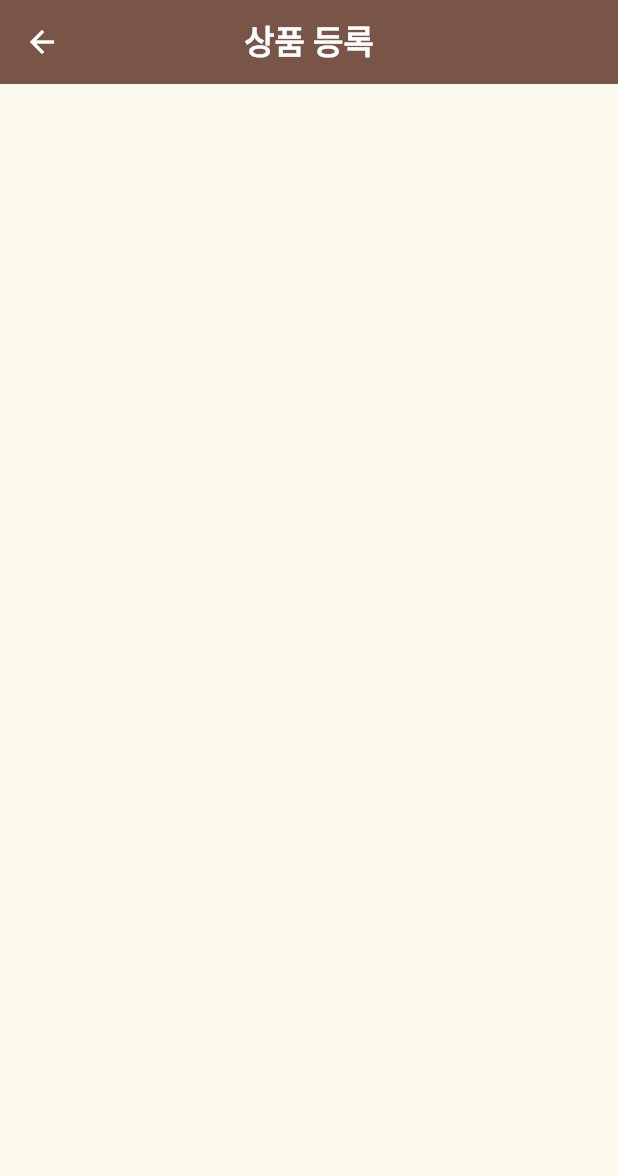
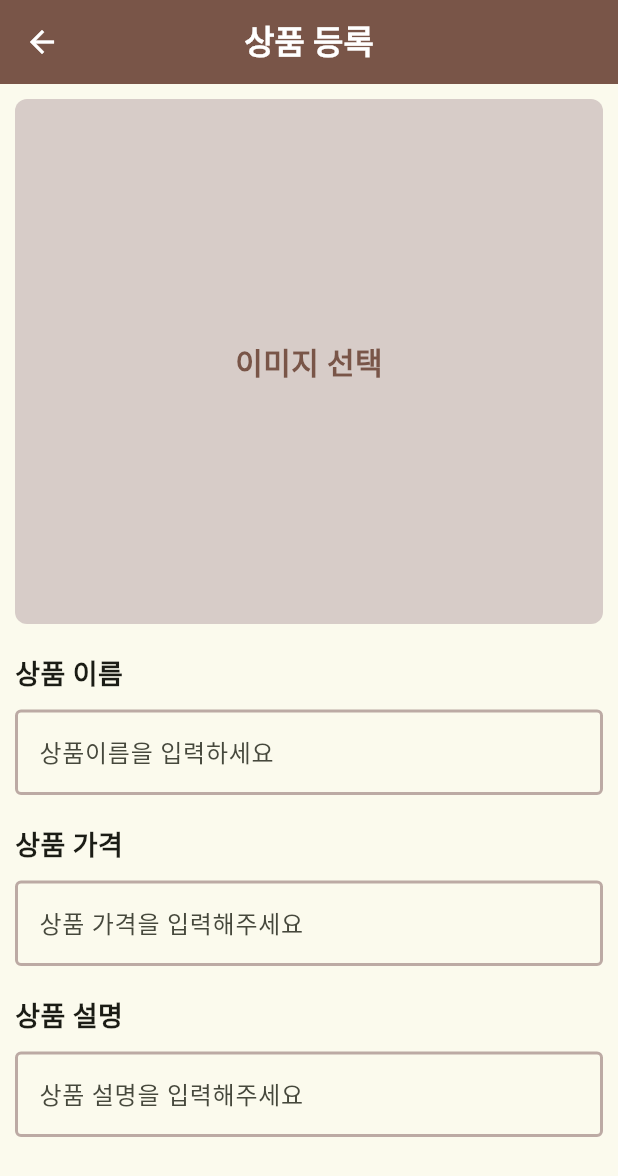
Before and after one commit to Anne9602/dark_horse_book_store, a Flutter app: the ProductAddPage screen opened directly, on a phone screen of 412 x 824 dp. Shown: the top 1176 px of the screen. Run offline on Flutter 3.47's test engine with Material 3 defaults, Android fonts, the phone set to English and light mode, and no system bars.

Commit message:
feat: 이미지, 상품이름, 상품가격, 상품설명란 레이아웃

```diff
--- a/lib/pages/product_add_page/product_add_page.dart
+++ b/lib/pages/product_add_page/product_add_page.dart
@@ -2,10 +2,101 @@ import 'package:dark_horse_book_store/common_widgets/appbar.dart';
 import 'package:flutter/material.dart';
 
 class ProductAddPage extends StatelessWidget {
-  const ProductAddPage({super.key});
+  ProductAddPage({super.key});
+
+  TextEditingController _textEditingTitleController = TextEditingController();
+  TextEditingController _textEditingPriceController = TextEditingController();
+  TextEditingController _textEditingContentController = TextEditingController();
 
   @override
   Widget build(BuildContext context) {
-    return Scaffold(appBar: BuildAppbar(title: "상품 등록"));
+    return Scaffold(
+      appBar: BuildAppbar(title: "상품 등록"),
+      body: Padding(
+        padding: const EdgeInsets.all(10),
+        child: Column(
+          crossAxisAlignment: CrossAxisAlignment.start,
+          children: [
+            //상품 이미지 등록칸
+            Container(
+              width: double.infinity,
+              height: 350,
+              decoration: BoxDecoration(
+                borderRadius: BorderRadius.circular(8),
+                color: Colors.brown[100],
+              ),
+              child: Center(
+                child: Text(
+                  '이미지 선택',
+                  style: TextStyle(
+                    fontSize: 20,
+                    fontWeight: FontWeight.bold,
+                    color: Colors.brown,
+                  ),
+                ),
+              ),
+            ),
+
+            SizedBox(height: 20),
+            //상품 이름 입력란
+            Text(
+              '상품 이름',
+              style: TextStyle(fontSize: 18, fontWeight: FontWeight.bold),
+            ),
+            SizedBox(height: 10),
+            _textformField(
+              _textEditingTitleController,
+              '상품이름을 입력하세요',
+              TextInputAction.next,
+            ),
+            SizedBox(height: 20),
+            //성품 가격 입련란
+            Text(
+              '상품 가격',
+              style: TextStyle(fontSize: 18, fontWeight: FontWeight.bold),
+            ),
+            SizedBox(height: 10),
+            _textformField(
+              _textEditingPriceController,
+              '상품 가격을 입력해주세요',
+              TextInputAction.next,
+            ),
+            SizedBox(height: 20),
+            //상품 설명 입력란
+            Text(
+              '상품 설명',
+              style: TextStyle(fontSize: 18, fontWeight: FontWeight.bold),
+            ),
+            SizedBox(height: 10),
+            _textformField(
+              _textEditingContentController,
+              '상품 설명을 입력해주세요',
+              TextInputAction.done,
+            ),
+          ],
+        ),
+      ),
+    );
+  }
+
+  //텍스트폼필드 매써드
+  TextFormField _textformField(
+    controller,
+    String hintText,
+    TextInputAction inputAction,
+  ) {
+    return TextFormField(
+      controller: controller,
+      decoration: InputDecoration(
+        hintText: hintText,
+        enabledBorder: OutlineInputBorder(
+          borderSide: BorderSide(color: Colors.brown[200]!, width: 2),
+        ),
+        focusedBorder: OutlineInputBorder(
+          borderSide: BorderSide(color: Colors.brown[400]!, width: 3),
+        ),
+      ),
+      textInputAction: inputAction,
+    );
   }
 }
```
